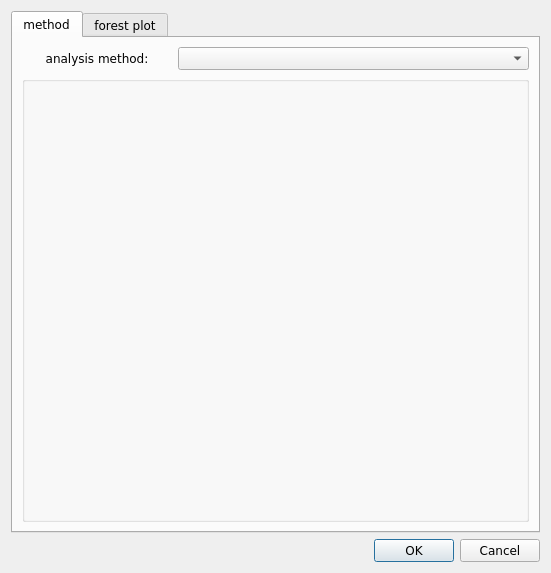
bwallace/OpenMeta-analyst-, file ma_specs2.ui: the form before one commit.
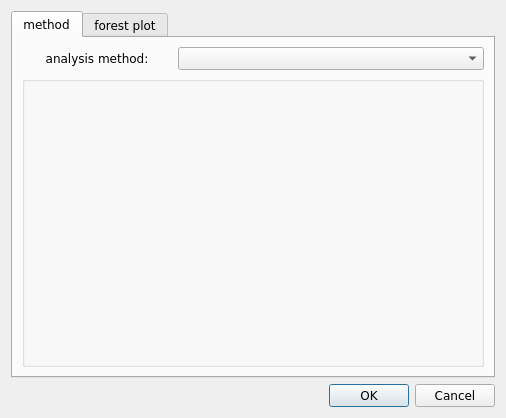
The form after the commit. Icons and pictures are not drawn.

Commit message: some ui edits to the ma_specs form

```diff
--- a/ma_specs2.ui
+++ b/ma_specs2.ui
@@ -9,8 +9,8 @@
    <rect>
     <x>0</x>
     <y>0</y>
-    <width>551</width>
-    <height>573</height>
+    <width>506</width>
+    <height>381</height>
    </rect>
   </property>
   <property name="font">
```
The commit also changes 2 other files.
